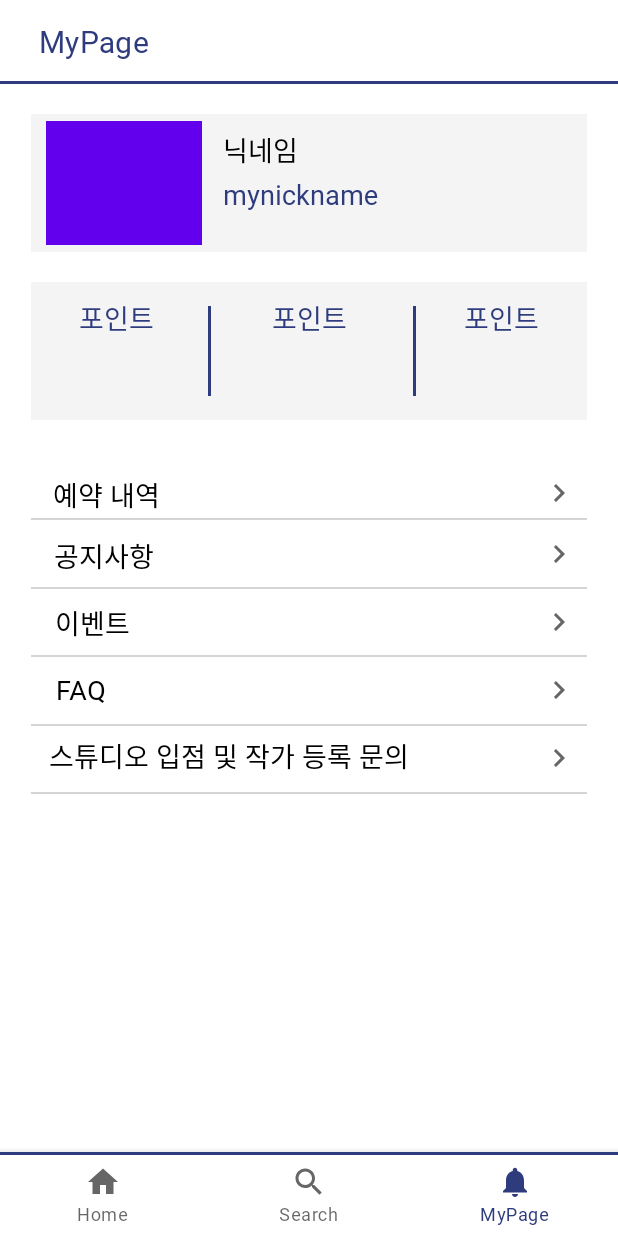
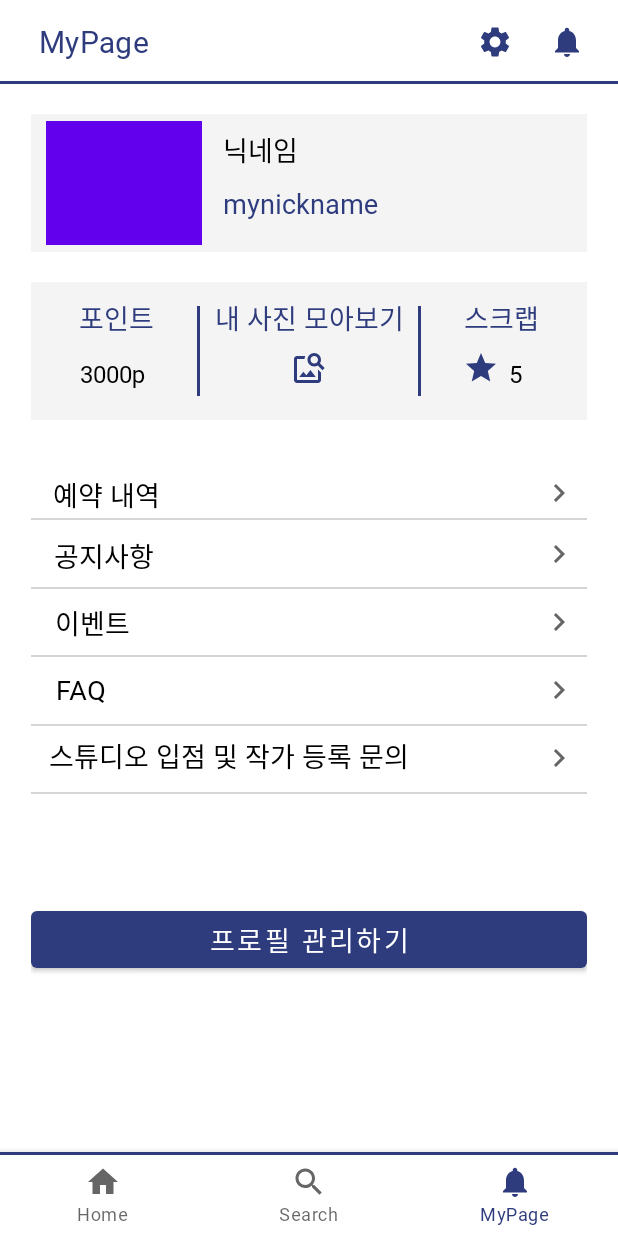
Before and after one commit to 2taezeat/Final_Photographer_Matching, an Android app: the MyPageFragment screen opened through its navigation route, on a phone screen of 412 x 824 dp. Run offline under Robolectric (Android 15) with nearby library versions, the phone set to English and light mode, and no system bars; our stand-ins replace data binding, navigation-ui.

Commit message:
UI : Mypage, Home 개발2

```diff
--- a/app/src/main/java/com/example/final_photographer_matching/view/fragment/MyPageFragment.kt
+++ b/app/src/main/java/com/example/final_photographer_matching/view/fragment/MyPageFragment.kt
@@ -8,6 +8,7 @@
 import androidx.fragment.app.Fragment
 import androidx.lifecycle.Observer
 import androidx.lifecycle.ViewModelProvider
+import com.example.final_photographer_matching.R
 import com.example.final_photographer_matching.databinding.FragmentMypageBinding
 import com.example.final_photographer_matching.viewmodels.MyPageViewModel
 
@@ -36,6 +37,11 @@
 //        notificationsViewModel.text.observe(viewLifecycleOwner, Observer {
 //            textView.text = it
 //        })
+
+
+        binding.mypageToolbar.inflateMenu(R.menu.mypage_toolbar_menu)
+
+
         return root
     }
 
--- a/app/src/main/java/com/example/final_photographer_matching/view/fragment/SearchFragment.kt
+++ b/app/src/main/java/com/example/final_photographer_matching/view/fragment/SearchFragment.kt
@@ -17,7 +17,7 @@
 
     private lateinit var searchViewModel: SearchViewModel
     private var _binding: FragmentSearchBinding? = null
-    private val searchURL = "https://sites.google.com/view/mateprivacyterms"
+    private val searchURL = "https://photographer-matching.web.app/search"
 
 
     // This property is only valid between onCreateView and
--- /dev/null
+++ b/app/src/main/res/drawable-v24/eventimageview_border.xml
@@ -0,0 +1,6 @@
+<?xml version="1.0" encoding="UTF-8"?>
+<shape xmlns:android="http://schemas.android.com/apk/res/android">
+    <solid android:color="@color/grey" />
+
+    <corners android:radius="20dp" />
+</shape>
--- /dev/null
+++ b/app/src/main/res/drawable/ic_baseline_image_search_24.xml
@@ -0,0 +1,10 @@
+<vector xmlns:android="http://schemas.android.com/apk/res/android"
+    android:width="24dp"
+    android:height="24dp"
+    android:viewportWidth="24"
+    android:viewportHeight="24"
+    android:tint="?attr/colorControlNormal">
+  <path
+      android:fillColor="@android:color/white"
+      android:pathData="M18,13v7L4,20L4,6h5.02c0.05,-0.71 0.22,-1.38 0.48,-2L4,4c-1.1,0 -2,0.9 -2,2v14c0,1.1 0.9,2 2,2h14c1.1,0 2,-0.9 2,-2v-5l-2,-2zM16.5,18h-11l2.75,-3.53 1.96,2.36 2.75,-3.54zM19.3,8.89c0.44,-0.7 0.7,-1.51 0.7,-2.39C20,4.01 17.99,2 15.5,2S11,4.01 11,6.5s2.01,4.5 4.49,4.5c0.88,0 1.7,-0.26 2.39,-0.7L21,13.42 22.42,12 19.3,8.89zM15.5,9C14.12,9 13,7.88 13,6.5S14.12,4 15.5,4 18,5.12 18,6.5 16.88,9 15.5,9z"/>
+</vector>
--- /dev/null
+++ b/app/src/main/res/drawable/ic_baseline_notifications_24.xml
@@ -0,0 +1,10 @@
+<vector xmlns:android="http://schemas.android.com/apk/res/android"
+    android:width="24dp"
+    android:height="24dp"
+    android:viewportWidth="24"
+    android:viewportHeight="24"
+    android:tint="?attr/colorControlNormal">
+  <path
+      android:fillColor="@android:color/white"
+      android:pathData="M12,22c1.1,0 2,-0.9 2,-2h-4c0,1.1 0.89,2 2,2zM18,16v-5c0,-3.07 -1.64,-5.64 -4.5,-6.32L13.5,4c0,-0.83 -0.67,-1.5 -1.5,-1.5s-1.5,0.67 -1.5,1.5v0.68C7.63,5.36 6,7.92 6,11v5l-2,2v1h16v-1l-2,-2z"/>
+</vector>
--- /dev/null
+++ b/app/src/main/res/drawable/ic_baseline_settings_24.xml
@@ -0,0 +1,10 @@
+<vector xmlns:android="http://schemas.android.com/apk/res/android"
+    android:width="24dp"
+    android:height="24dp"
+    android:viewportWidth="24"
+    android:viewportHeight="24"
+    android:tint="?attr/colorControlNormal">
+  <path
+      android:fillColor="@android:color/white"
+      android:pathData="M19.14,12.94c0.04,-0.3 0.06,-0.61 0.06,-0.94c0,-0.32 -0.02,-0.64 -0.07,-0.94l2.03,-1.58c0.18,-0.14 0.23,-0.41 0.12,-0.61l-1.92,-3.32c-0.12,-0.22 -0.37,-0.29 -0.59,-0.22l-2.39,0.96c-0.5,-0.38 -1.03,-0.7 -1.62,-0.94L14.4,2.81c-0.04,-0.24 -0.24,-0.41 -0.48,-0.41h-3.84c-0.24,0 -0.43,0.17 -0.47,0.41L9.25,5.35C8.66,5.59 8.12,5.92 7.63,6.29L5.24,5.33c-0.22,-0.08 -0.47,0 -0.59,0.22L2.74,8.87C2.62,9.08 2.66,9.34 2.86,9.48l2.03,1.58C4.84,11.36 4.8,11.69 4.8,12s0.02,0.64 0.07,0.94l-2.03,1.58c-0.18,0.14 -0.23,0.41 -0.12,0.61l1.92,3.32c0.12,0.22 0.37,0.29 0.59,0.22l2.39,-0.96c0.5,0.38 1.03,0.7 1.62,0.94l0.36,2.54c0.05,0.24 0.24,0.41 0.48,0.41h3.84c0.24,0 0.44,-0.17 0.47,-0.41l0.36,-2.54c0.59,-0.24 1.13,-0.56 1.62,-0.94l2.39,0.96c0.22,0.08 0.47,0 0.59,-0.22l1.92,-3.32c0.12,-0.22 0.07,-0.47 -0.12,-0.61L19.14,12.94zM12,15.6c-1.98,0 -3.6,-1.62 -3.6,-3.6s1.62,-3.6 3.6,-3.6s3.6,1.62 3.6,3.6S13.98,15.6 12,15.6z"/>
+</vector>
--- /dev/null
+++ b/app/src/main/res/drawable/ic_baseline_star_24.xml
@@ -0,0 +1,10 @@
+<vector xmlns:android="http://schemas.android.com/apk/res/android"
+    android:width="24dp"
+    android:height="24dp"
+    android:viewportWidth="24"
+    android:viewportHeight="24"
+    android:tint="?attr/colorControlNormal">
+  <path
+      android:fillColor="@android:color/white"
+      android:pathData="M12,17.27L18.18,21l-1.64,-7.03L22,9.24l-7.19,-0.61L12,2 9.19,8.63 2,9.24l5.46,4.73L5.82,21z"/>
+</vector>
--- a/app/src/main/res/layout/fragment_mypage.xml
+++ b/app/src/main/res/layout/fragment_mypage.xml
@@ -85,7 +85,7 @@
                 android:layout_width="wrap_content"
                 android:layout_height="wrap_content"
                 android:text="mynickname"
-                android:layout_marginTop="4dp"
+                android:layout_marginTop="10dp"
                 android:fontFamily="@font/dohyeon_regular"
                 app:layout_constraintStart_toStartOf="@+id/mypage_nickname"
                 app:layout_constraintTop_toBottomOf="@+id/mypage_nickname"
@@ -125,12 +125,29 @@
                 >
             </TextView>
 
+            <TextView
+                android:layout_width="wrap_content"
+                android:layout_height="wrap_content"
+                android:text="3000p"
+                android:textColor="@color/black"
+                android:fontFamily="@font/dohyeon_regular"
+                android:textSize="16sp"
+                app:layout_constraintStart_toStartOf="parent"
+                app:layout_constraintEnd_toEndOf="parent"
+                app:layout_constraintTop_toTopOf="parent"
+                app:layout_constraintHorizontal_bias="0.1"
+                android:layout_marginTop="50dp"
+                >
+
+            </TextView>
+
+
 
 
             <TextView
                 android:layout_width="wrap_content"
                 android:layout_height="wrap_content"
-                android:text="@string/point"
+                android:text="@string/my_picture_look"
                 android:textColor="@color/main_color"
                 android:fontFamily="@font/dohyeon_regular"
                 android:textSize="18sp"
@@ -147,7 +164,7 @@
             <TextView
                 android:layout_width="wrap_content"
                 android:layout_height="wrap_content"
-                android:text="@string/point"
+                android:text="@string/scrap"
                 android:textColor="@color/main_color"
                 android:fontFamily="@font/dohyeon_regular"
                 android:textSize="18sp"
@@ -160,6 +177,52 @@
             </TextView>
 
 
+            <TextView
+                android:layout_width="wrap_content"
+                android:layout_height="wrap_content"
+                android:text="5"
+                android:textColor="@color/black"
+                android:fontFamily="@font/dohyeon_regular"
+                android:textSize="16sp"
+                app:layout_constraintStart_toStartOf="parent"
+                app:layout_constraintEnd_toEndOf="parent"
+                app:layout_constraintTop_toTopOf="parent"
+                app:layout_constraintHorizontal_bias="0.88"
+                android:layout_marginTop="50dp"
+                >
+
+            </TextView>
+
+            <ImageView
+                android:layout_width="wrap_content"
+                android:layout_height="wrap_content"
+                android:src="@drawable/ic_baseline_star_24"
+                app:tint="@color/main_color"
+                app:layout_constraintStart_toStartOf="parent"
+                app:layout_constraintEnd_toEndOf="parent"
+                app:layout_constraintTop_toTopOf="parent"
+                app:layout_constraintHorizontal_bias="0.83"
+                android:layout_marginTop="45dp"
+                >
+
+            </ImageView>
+
+            <ImageView
+                android:layout_width="wrap_content"
+                android:layout_height="wrap_content"
+                android:src="@drawable/ic_baseline_image_search_24"
+                app:tint="@color/main_color"
+                app:layout_constraintStart_toStartOf="parent"
+                app:layout_constraintEnd_toEndOf="parent"
+                app:layout_constraintTop_toTopOf="parent"
+                app:layout_constraintHorizontal_bias="0.5"
+                android:layout_marginTop="45dp"
+                >
+
+            </ImageView>
+
+
+
             <View
                 android:layout_width="2dp"
                 android:layout_height="60dp"
@@ -168,7 +231,7 @@
                 app:layout_constraintBottom_toBottomOf="parent"
                 app:layout_constraintEnd_toEndOf="parent"
                 app:layout_constraintTop_toTopOf="parent"
-                app:layout_constraintHorizontal_bias="0.32"
+                app:layout_constraintHorizontal_bias="0.3"
                 >
             </View>
 
@@ -180,7 +243,7 @@
                 app:layout_constraintBottom_toBottomOf="parent"
                 app:layout_constraintEnd_toEndOf="parent"
                 app:layout_constraintTop_toTopOf="parent"
-                app:layout_constraintHorizontal_bias="0.69"
+                app:layout_constraintHorizontal_bias="0.70"
                 >
             </View>
 
@@ -418,6 +481,38 @@
 
 
 
+
+        </androidx.constraintlayout.widget.ConstraintLayout>
+
+        <androidx.constraintlayout.widget.ConstraintLayout
+            android:layout_width="0dp"
+            android:layout_height="0dp"
+            android:layout_marginTop="20dp"
+            android:id="@+id/mypage_profile_cl4"
+            app:layout_constraintHeight_percent="0.2"
+            app:layout_constraintWidth_percent="0.9"
+            app:layout_constraintTop_toBottomOf="@+id/mypage_profile_cl3"
+            app:layout_constraintStart_toStartOf="parent"
+            app:layout_constraintEnd_toEndOf="parent"
+            >
+
+            <Button
+                android:layout_width="match_parent"
+                android:layout_height="50dp"
+                android:fontFamily="@font/dohyeon_regular"
+                android:text="@string/profile_register"
+                android:textSize="18sp"
+                app:layout_constraintStart_toStartOf="parent"
+                app:layout_constraintEnd_toEndOf="parent"
+                app:layout_constraintTop_toTopOf="parent"
+                app:layout_constraintBottom_toBottomOf="parent"
+
+                >
+
+            </Button>
+
+
+
         </androidx.constraintlayout.widget.ConstraintLayout>
 
 
--- /dev/null
+++ b/app/src/main/res/menu/mypage_toolbar_menu.xml
@@ -0,0 +1,20 @@
+<?xml version="1.0" encoding="utf-8"?>
+<menu
+    xmlns:android="http://schemas.android.com/apk/res/android"
+    xmlns:app="http://schemas.android.com/apk/res-auto">
+
+    <item
+        android:id="@+id/home_menu_search"
+        android:icon="@drawable/ic_baseline_settings_24"
+        android:title="setting"
+        app:showAsAction="ifRoom"
+        />
+
+    <item
+        android:id="@+id/home_menu_refresh"
+        android:icon="@drawable/ic_baseline_notifications_24"
+        android:title="notification"
+        app:showAsAction="ifRoom"
+        />
+
+</menu>
--- a/app/src/main/res/values/strings.xml
+++ b/app/src/main/res/values/strings.xml
@@ -20,6 +20,9 @@
     <string name="new_photographer">신규 작가, 스튜디오</string>
     <string name="photo_kind">사진 종류별 둘러보기</string>
     <string name="whole">전체보기</string>
+    <string name="scrap">스크랩</string>
+    <string name="profile_register">프로필 관리하기</string>
+    <string name="my_picture_look">내 사진 모아보기</string>
 
 
 </resources>
```
Also changed, not shown: app/src/main/res/drawable/ic_baseline_notifications_none_24.xml (added, +10 -0 lines), app/src/main/res/layout/fragment_home.xml (+57 -12 lines).
